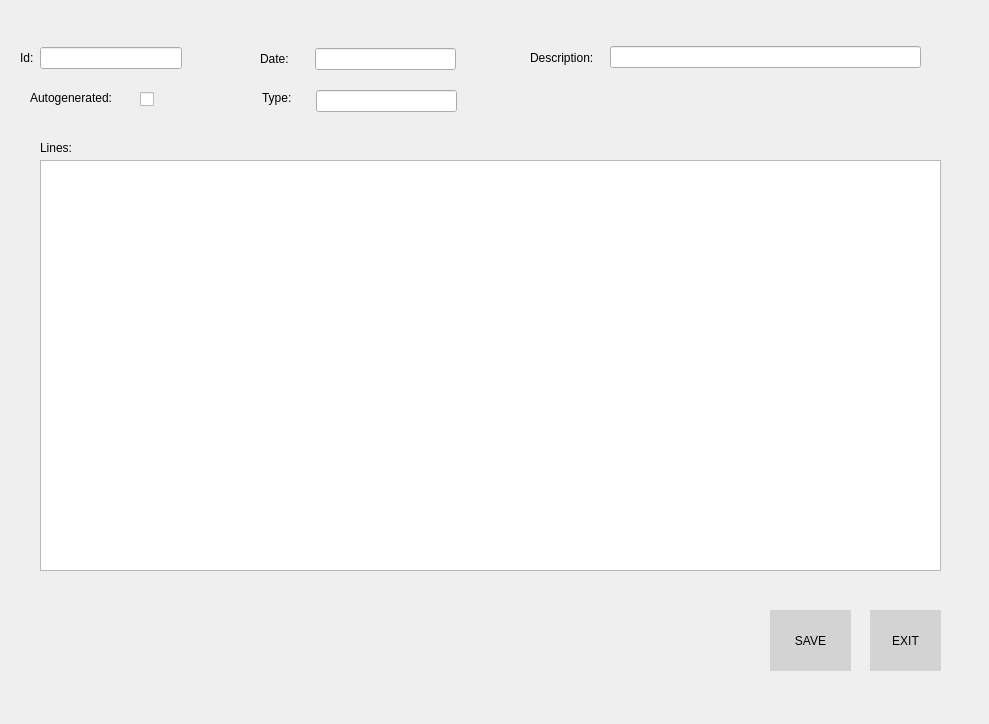
Above: uis/journal_entry_form.ui from andrei219/euromedia before the change. Below: the same form after it.
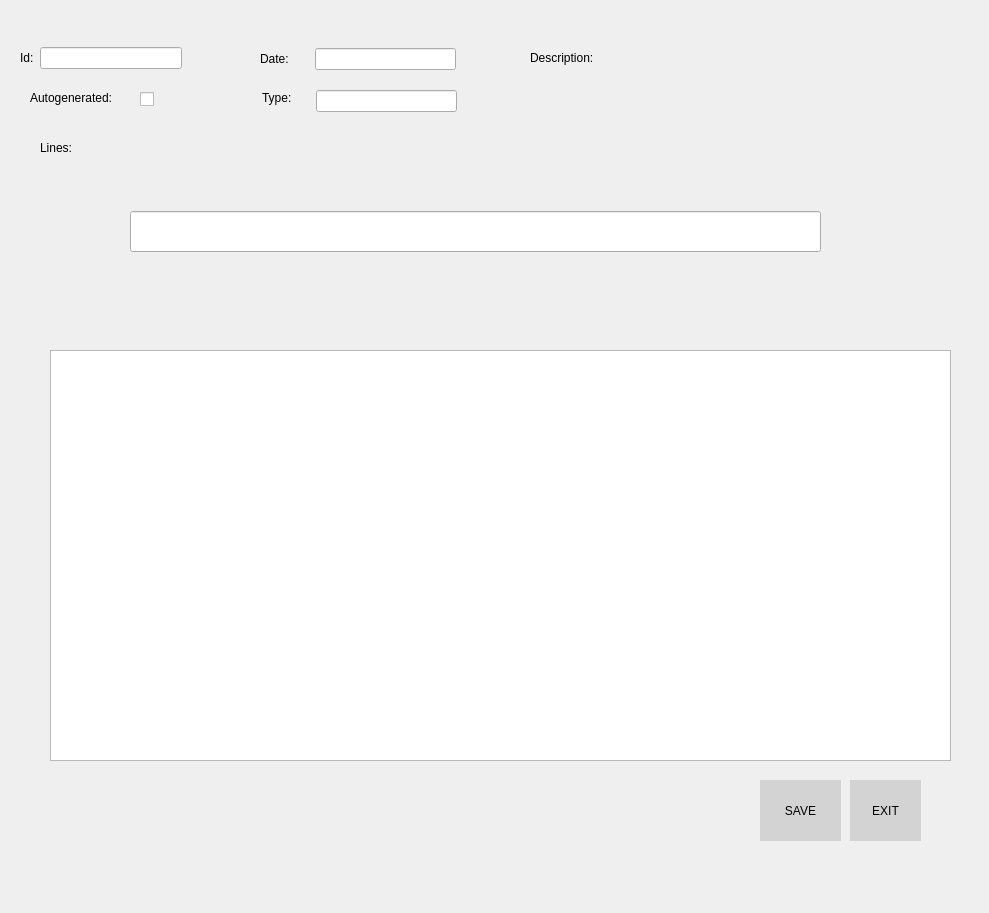
That is the form after the change. Icons and pictures are not drawn.

Patch:
```diff
--- a/uis/journal_entry_form.ui
+++ b/uis/journal_entry_form.ui
@@ -7,7 +7,7 @@
     <x>0</x>
     <y>0</y>
     <width>989</width>
-    <height>724</height>
+    <height>913</height>
    </rect>
   </property>
   <property name="windowTitle">
@@ -29,12 +29,17 @@
   <widget class="QLineEdit" name="lineEdit_3">
    <property name="geometry">
     <rect>
-     <x>610</x>
-     <y>46</y>
-     <width>311</width>
-     <height>22</height>
+     <x>130</x>
+     <y>211</y>
+     <width>691</width>
+     <height>41</height>
     </rect>
    </property>
+   <property name="font">
+    <font>
+     <pointsize>14</pointsize>
+    </font>
+   </property>
   </widget>
   <widget class="QLabel" name="label_2">
    <property name="geometry">
@@ -117,8 +122,8 @@
   <widget class="QTableView" name="lines">
    <property name="geometry">
     <rect>
-     <x>40</x>
-     <y>160</y>
+     <x>50</x>
+     <y>350</y>
      <width>901</width>
      <height>411</height>
     </rect>
@@ -146,8 +151,8 @@
   <widget class="QToolButton" name="save">
    <property name="geometry">
     <rect>
-     <x>770</x>
-     <y>610</y>
+     <x>760</x>
+     <y>780</y>
      <width>81</width>
      <height>61</height>
     </rect>
@@ -178,8 +183,8 @@
   <widget class="QToolButton" name="exit">
    <property name="geometry">
     <rect>
-     <x>870</x>
-     <y>610</y>
+     <x>850</x>
+     <y>780</y>
      <width>71</width>
      <height>61</height>
     </rect>
```
Left out of the diff: 2 changed lines with no effect on the pictures.
